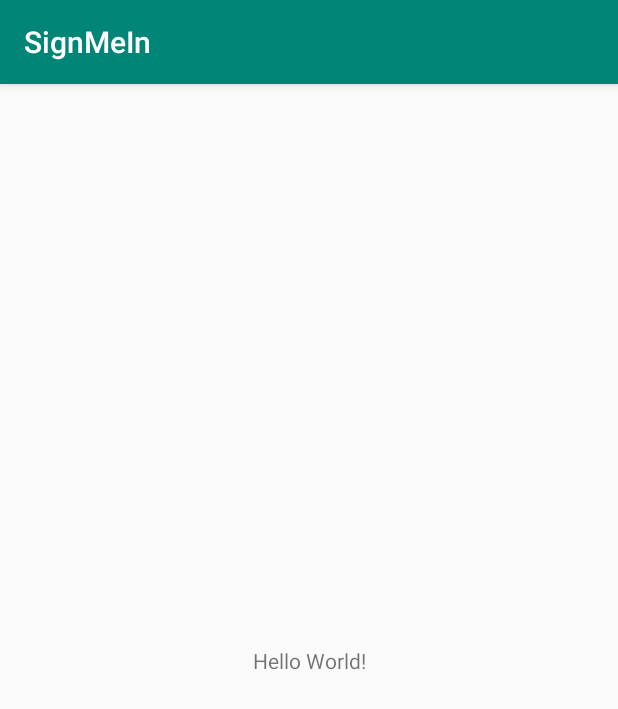
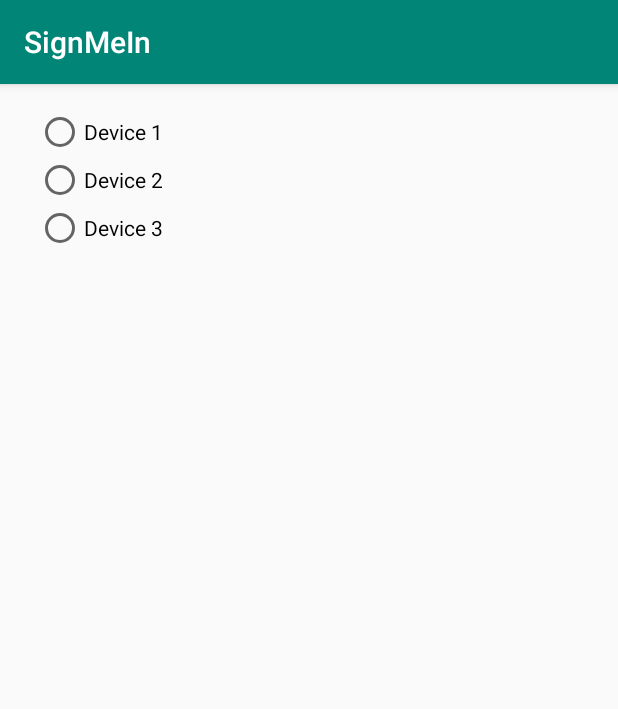
Before and after one commit to ecc521/SignMeIn, an Android app: the screen it shows after launch (MainActivity), on a phone screen of 412 x 824 dp. Shown: the top 709 px of the screen. Run offline under Robolectric (Android 15) with nearby library versions, the phone set to English and light mode, and no system bars.

Commit message:
Start working on UI

```diff
--- a/app/build.gradle
+++ b/app/build.gradle
@@ -4,7 +4,7 @@ android {
     compileSdkVersion 28
     defaultConfig {
         applicationId "com.example.signmein"
-        minSdkVersion 23
+        minSdkVersion 19
         targetSdkVersion 28
         versionCode 1
         versionName "1.0"
--- /dev/null
+++ b/app/src/main/java/com/example/signmein/DeviceConnector.java
@@ -0,0 +1,10 @@
+package com.example.signmein;
+
+import com.google.android.gms.nearby.connection.Strategy;
+
+public class DeviceConnector {
+    private static final Strategy STRATEGY = Strategy.P2P_STAR;
+
+
+
+}
--- a/app/src/main/java/com/example/signmein/MainActivity.java
+++ b/app/src/main/java/com/example/signmein/MainActivity.java
@@ -11,8 +11,9 @@ import android.net.Uri;
 import android.os.Build;
 import android.os.Bundle;
 import android.provider.Settings;
-
-import com.google.android.gms.nearby.connection.Strategy;
+import android.widget.LinearLayout;
+import android.widget.RadioButton;
+import android.widget.RadioGroup;
 
 
 public class MainActivity extends AppCompatActivity {
@@ -22,10 +23,14 @@ public class MainActivity extends AppCompatActivity {
         super.onCreate(savedInstanceState);
         setContentView(R.layout.activity_main);
         requestPermissions();
+
+        //TESTING
+        String[] strArray1 = {"Device A","Device B","Device C"};
+        String[] strArray2 = {"Device 1","Device 2","Device 3"};
+        createDeviceOptionsList(strArray1);
+        createDeviceOptionsList(strArray2);
+        //END OF TESTING
     }
-
-
-    private static final Strategy STRATEGY = Strategy.P2P_STAR;
 
 
     private final static int REQUEST_FINE_LOCATION_PERMISSION = 0;
@@ -111,4 +116,21 @@ public class MainActivity extends AppCompatActivity {
             }
         }
     }
+
+    private void createDeviceOptionsList(String[] items) {
+        LinearLayout ll = findViewById(R.id.deviceSelector);
+        ll.removeAllViews();
+        final RadioButton[] rb = new RadioButton[5];
+        RadioGroup rg = new RadioGroup(this);
+        rg.setOrientation(RadioGroup.VERTICAL);
+        for(int i=0; i<items.length; i++){
+            rb[i]  = new RadioButton(this);
+            rb[i].setText(items[i]);
+            rb[i].setId(i + 100);
+            rg.addView(rb[i]);
+        }
+        ll.addView(rg);
+    }
+
+
 }
--- a/app/src/main/res/layout/activity_main.xml
+++ b/app/src/main/res/layout/activity_main.xml
@@ -6,13 +6,17 @@
     android:layout_height="match_parent"
     tools:context=".MainActivity">
 
-    <TextView
-        android:layout_width="wrap_content"
-        android:layout_height="wrap_content"
-        android:text="Hello World!"
+    <LinearLayout
+        android:id="@+id/deviceSelector"
+        android:layout_width="0dp"
+        android:layout_height="0dp"
+        android:layout_marginStart="24dp"
+        android:layout_marginTop="16dp"
+        android:layout_marginEnd="24dp"
+        android:orientation="vertical"
         app:layout_constraintBottom_toBottomOf="parent"
-        app:layout_constraintLeft_toLeftOf="parent"
-        app:layout_constraintRight_toRightOf="parent"
-        app:layout_constraintTop_toTopOf="parent" />
+        app:layout_constraintEnd_toEndOf="parent"
+        app:layout_constraintStart_toStartOf="parent"
+        app:layout_constraintTop_toTopOf="parent"></LinearLayout>
 
 </androidx.constraintlayout.widget.ConstraintLayout>
--- a/build.gradle
+++ b/build.gradle
@@ -7,7 +7,7 @@ buildscript {
 
     }
     dependencies {
-        classpath 'com.android.tools.build:gradle:3.5.2'
+        classpath 'com.android.tools.build:gradle:3.5.3'
 
         // NOTE: Do not place your application dependencies here; they belong
         // in the individual module build.gradle files
```
